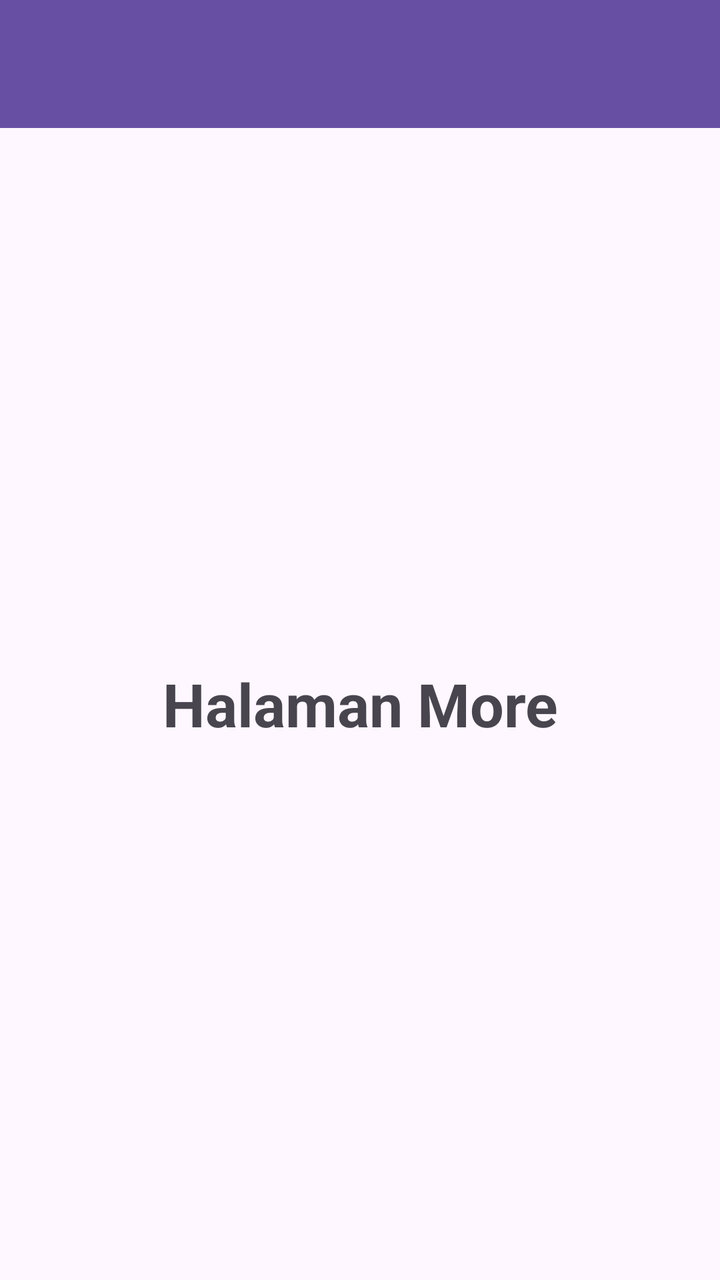
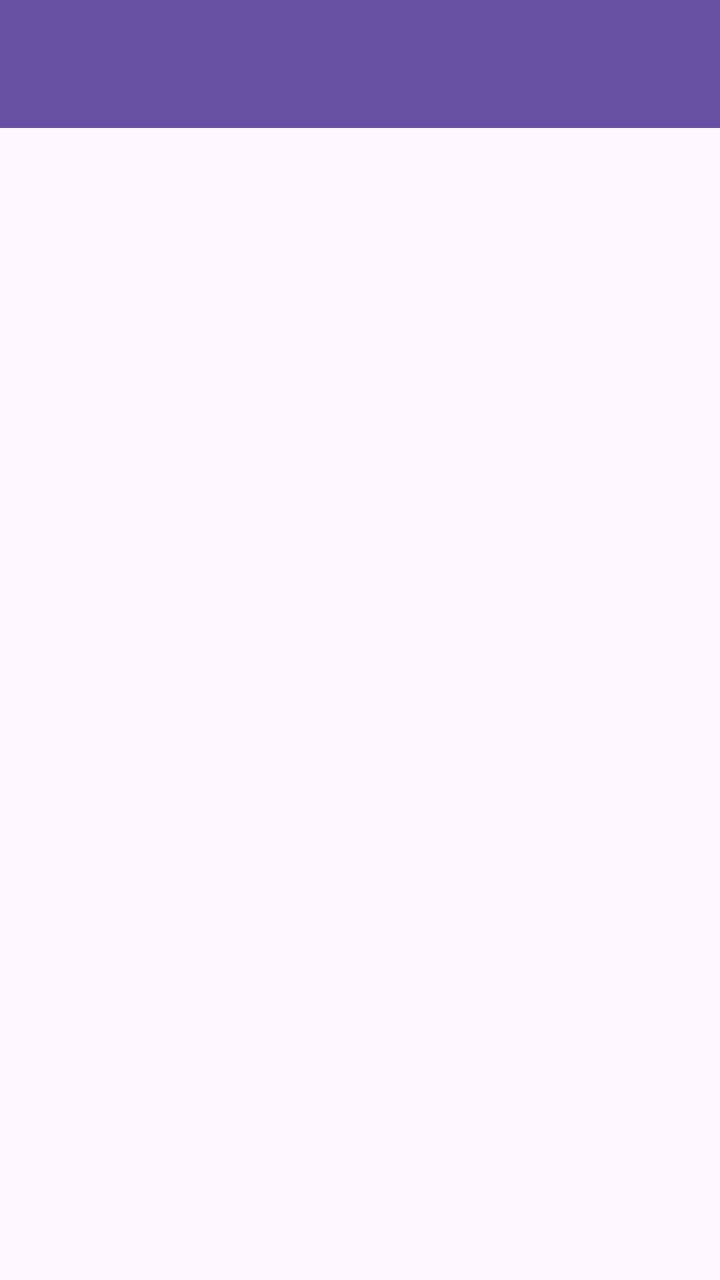

Screens rendered from an Android XML layout before and after an edit, with the pre-edit source and the edit as a unified diff.
<!-- AndroidManifest.xml: application theme Theme.PratikumMobileRifa -->
<!-- res/layout/fragment_more.xml -->
<?xml version="1.0" encoding="utf-8"?>
<LinearLayout xmlns:android="http://schemas.android.com/apk/res/android"
    xmlns:tools="http://schemas.android.com/tools"
    android:layout_width="match_parent"
    android:layout_height="match_parent"
    android:orientation="vertical"
    tools:context=".More.MoreFragment">

    <androidx.appcompat.widget.Toolbar
        android:id="@+id/toolbar"
        android:layout_width="match_parent"
        android:layout_height="?attr/actionBarSize"
        android:background="?attr/colorPrimary"
        android:theme="@style/ThemeOverlay.AppCompat.Dark.ActionBar" />

    <TextView
        android:layout_width="match_parent"
        android:layout_height="match_parent"
        android:textSize="30sp"
        android:textStyle="bold"
        android:gravity="center"
        android:text="Halaman More" />

</LinearLayout>
<!-- resources referenced by this layout -->
<resources>
  <style name="Theme.PratikumMobileRifa" parent="Base.Theme.PratikumMobileRifa" />
  <style name="Base.Theme.PratikumMobileRifa" parent="Theme.Material3.DayNight.NoActionBar">
          
          
      </style>
</resources>

<!-- the commit's change to res/layout/fragment_more.xml (unified diff, before → after) -->
@@ -1,24 +1,31 @@
 <?xml version="1.0" encoding="utf-8"?>
-<LinearLayout xmlns:android="http://schemas.android.com/apk/res/android"
+<androidx.coordinatorlayout.widget.CoordinatorLayout xmlns:android="http://schemas.android.com/apk/res/android"
+    xmlns:app="http://schemas.android.com/apk/res-auto"
     xmlns:tools="http://schemas.android.com/tools"
     android:layout_width="match_parent"
     android:layout_height="match_parent"
-    android:orientation="vertical"
     tools:context=".More.MoreFragment">
 
-    <androidx.appcompat.widget.Toolbar
-        android:id="@+id/toolbar"
+    <com.google.android.material.appbar.AppBarLayout
+        android:id="@+id/appBarLayout"
         android:layout_width="match_parent"
-        android:layout_height="?attr/actionBarSize"
-        android:background="?attr/colorPrimary"
-        android:theme="@style/ThemeOverlay.AppCompat.Dark.ActionBar" />
+        android:layout_height="wrap_content"
+        android:theme="@style/ThemeOverlay.AppCompat.Dark.ActionBar">
 
-    <TextView
+        <androidx.appcompat.widget.Toolbar
+            android:id="@+id/toolbar"
+            android:layout_width="match_parent"
+            android:layout_height="?attr/actionBarSize"
+            android:background="?attr/colorPrimary"
+            app:layout_scrollFlags="scroll|enterAlways"
+            app:titleTextColor="@android:color/white" />
+
+    </com.google.android.material.appbar.AppBarLayout>
+
+    <ListView
+        android:id="@+id/listViewItems"
         android:layout_width="match_parent"
         android:layout_height="match_parent"
-        android:textSize="30sp"
-        android:textStyle="bold"
-        android:gravity="center"
-        android:text="Halaman More" />
+        app:layout_behavior="@string/appbar_scrolling_view_behavior" />
 
-</LinearLayout>
+</androidx.coordinatorlayout.widget.CoordinatorLayout>
